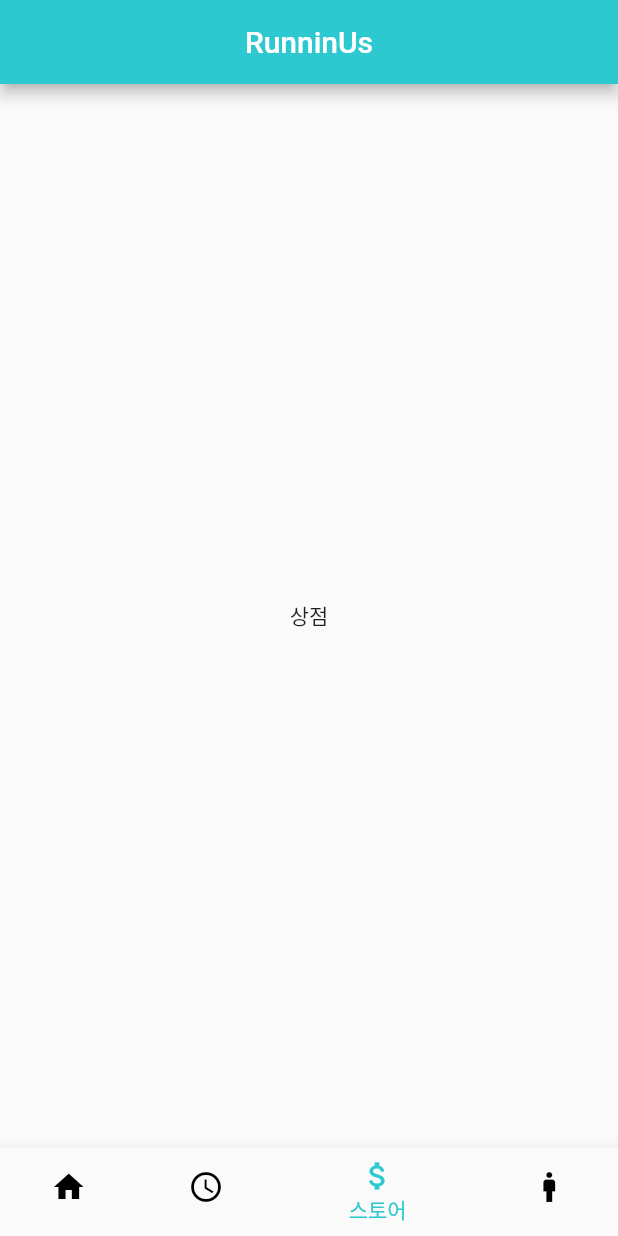
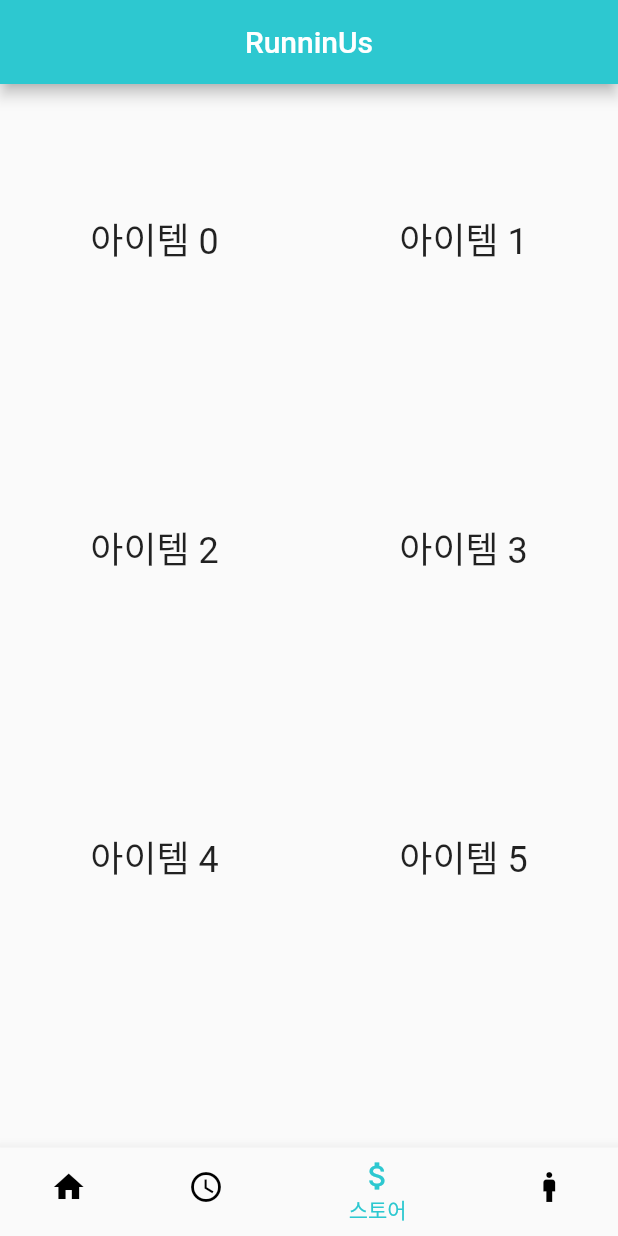
Before and after one commit to JMINJong/RunninUs, a Flutter app: the HomeScreen screen opened directly, swiped to page 3, on a phone screen of 412 x 824 dp. Run offline on Flutter 3.47's test engine with Material 2 defaults, Android fonts, the phone set to English and light mode, and no system bars; our stand-ins replace geolocator, google_maps_flutter, latlong2.

Commit message:
add simple store_screen

```diff
--- a/lib/screen/store_screen.dart
+++ b/lib/screen/store_screen.dart
@@ -1,12 +1,30 @@
 import 'package:flutter/material.dart';
+import 'package:runnin_us/const/color.dart';
 
-class StoreScreen extends StatelessWidget {
+class StoreScreen extends StatefulWidget {
   const StoreScreen({Key? key}) : super(key: key);
 
   @override
+  State<StoreScreen> createState() => _StoreScreenState();
+}
+
+class _StoreScreenState extends State<StoreScreen> {
+  @override
   Widget build(BuildContext context) {
-    return Center(
-      child: Text('상점'),
+    return renderGrid();
+  }
+
+  Widget renderGrid(){
+    return GridView.count(
+      crossAxisCount: 2,
+      children: List.generate(9, (index) {
+        return Center(
+          child: Text(
+            '아이템 $index',
+            style: Theme.of(context).textTheme.headline5,
+          ),
+        );
+      }),
     );
   }
 }
```
